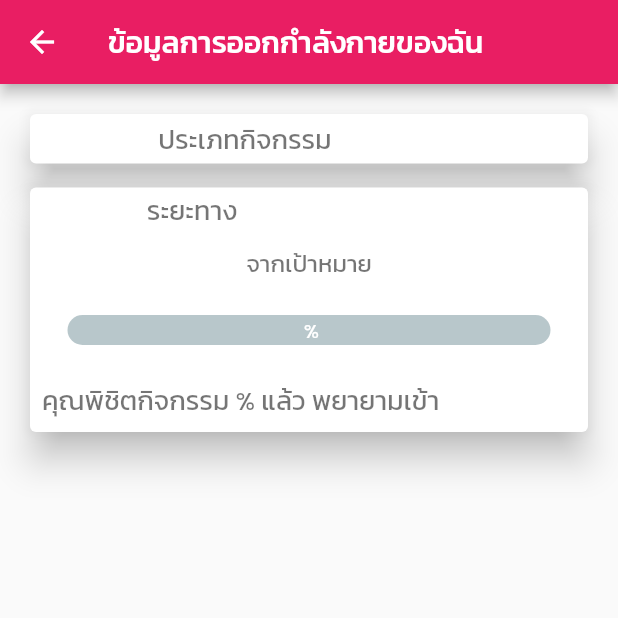
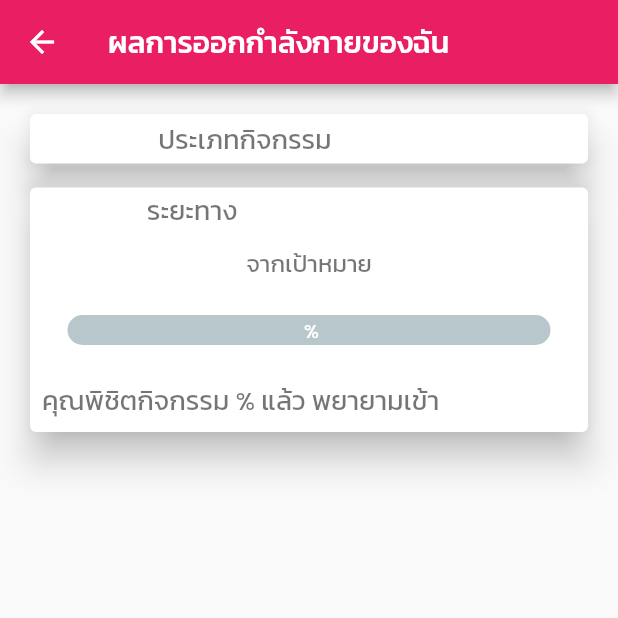
Before and after one commit to masterUNG/Astaffs, a Flutter app: the FitAndFirmInfo screen opened by its route, on a phone screen of 412 x 824 dp, the top half of it. Run offline on Flutter 3.47's test engine with Material 2 defaults, Android fonts, the phone set to English and light mode, and no system bars; drawn by our look-alikes of percent_indicator; our stand-ins replace cached_network_image, connectivity, dio, expandable, firebase_messaging, firebase_storage and 11 more; missing offline and left inert: barcode_scan, get_mac, imei_plugin, otp_screen, smart_select; accounts and stored records are empty.

Commit message:
change title

```diff
--- a/lib/screens/fit_and_firm/fit_and_firm_info.dart
+++ b/lib/screens/fit_and_firm/fit_and_firm_info.dart
@@ -72,7 +72,7 @@ class _FitAndFirmInfoState extends State<FitAndFirmInfo> {
   Widget build(BuildContext context) {
     return Scaffold(
       appBar: AppBar(
-        title: Text('ข้อมูลการออกกำลังกายของฉัน'),
+        title: Text('ผลการออกกำลังกายของฉัน'),
       ),
       body: SafeArea(
         child: RefreshIndicator(
--- a/lib/screens/fit_and_firm/fit_and_firm_info_detail.dart
+++ b/lib/screens/fit_and_firm/fit_and_firm_info_detail.dart
@@ -14,7 +14,7 @@ class FitAndFirmInfoDetail extends StatelessWidget {
   Widget build(BuildContext context) {
     return Scaffold(
       appBar: AppBar(
-        title: Text('รายละเอียดรายการออกกำลังกาย'),
+        title: Text('ผลการออกกำลังกายของฉัน'),
       ),
       body: SafeArea(
         child: ListView(
```
